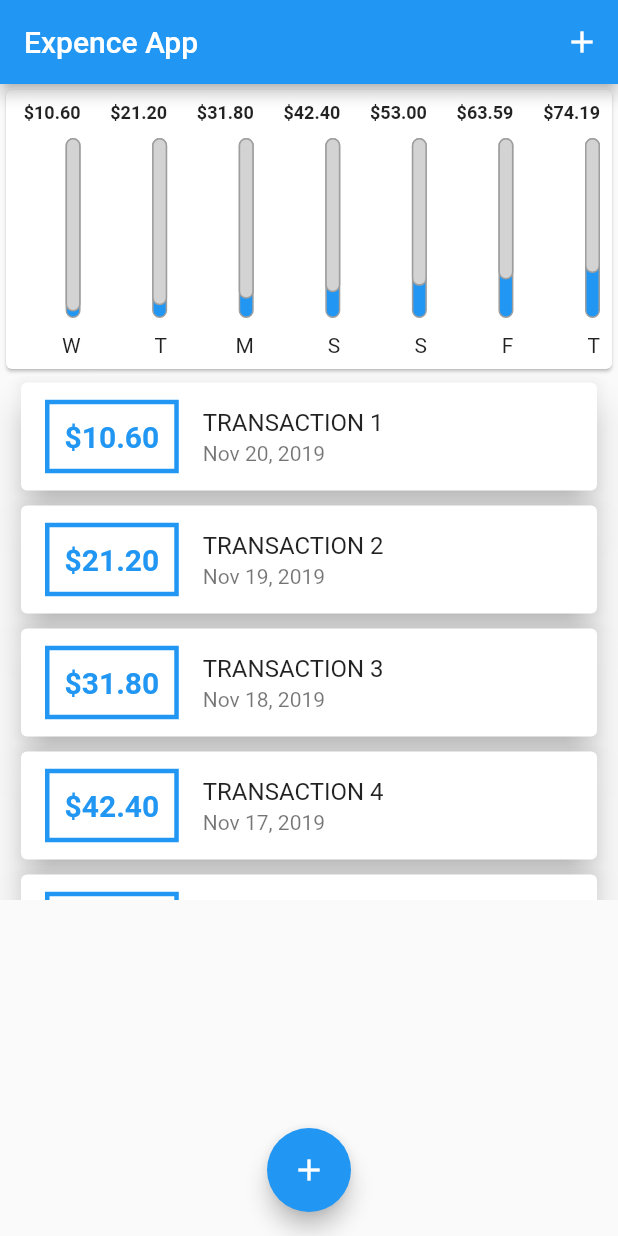
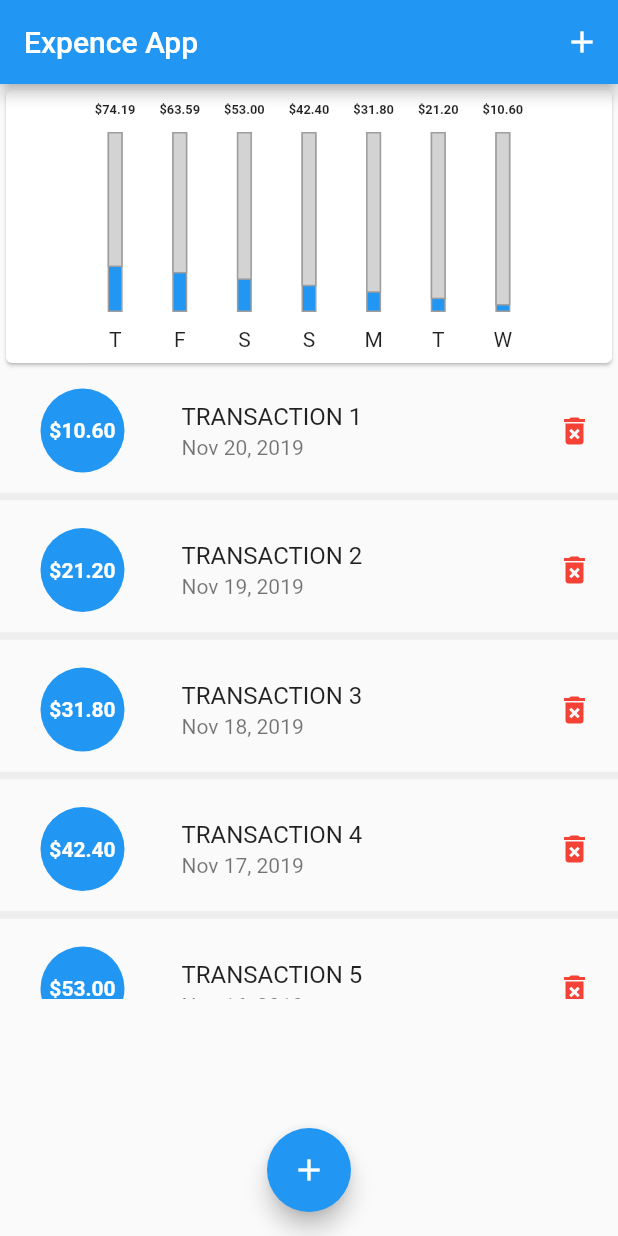
Before and after one commit to ram-krishan/flutter_demo, a Flutter app: the screen it shows after launch, on a phone screen of 412 x 824 dp. Run offline on Flutter 3.47's test engine with Material 2 defaults, Android fonts, the phone set to English and light mode, and no system bars.

Commit message:
done with expece app

```diff
--- a/lib/screens/chartBar.dart
+++ b/lib/screens/chartBar.dart
@@ -15,12 +15,14 @@ class ChartBar extends StatelessWidget {
       padding: const EdgeInsets.all(8.0),
       child: Column(
         mainAxisAlignment: MainAxisAlignment.end,
-        crossAxisAlignment: CrossAxisAlignment.end,
         children: <Widget>[
-          FittedBox(
-            child: Text(
-              "\$${amountSpending.toStringAsFixed(2)}",
-              style: TextStyle(fontSize: 12, fontWeight: FontWeight.bold),
+          Container(
+            height: 10,
+            child: FittedBox(
+              child: Text(
+                "\$${amountSpending.toStringAsFixed(2)}",
+                style: TextStyle(fontSize: 12, fontWeight: FontWeight.bold),
+              ),
             ),
           ),
           SizedBox(
@@ -38,9 +40,9 @@ class ChartBar extends StatelessWidget {
                       color: Colors.grey,
                       width: 1,
                     ),
-                    borderRadius: BorderRadius.all(
-                      Radius.circular(20),
-                    ),
+                    // borderRadius: BorderRadius.all(
+                    //   Radius.circular(20),
+                    // ),
                   ),
                 ),
                 FractionallySizedBox(
@@ -52,9 +54,9 @@ class ChartBar extends StatelessWidget {
                         width: 1,
                         color: Colors.grey,
                       ),
-                      borderRadius: BorderRadius.all(
-                        Radius.circular(20),
-                      ),
+                      // borderRadius: BorderRadius.all(
+                      //   Radius.circular(20),
+                      // ),
                     ),
                   ),
                 ),
--- a/lib/screens/expenceApp.dart
+++ b/lib/screens/expenceApp.dart
@@ -27,9 +27,9 @@ class _ExpenceAppState extends State<ExpenceApp> {
         });
   }
 
-  void _handleAddTransaction(title, amount) {
-    DateTime createdAt = DateTime.now();
-    String id = createdAt.millisecondsSinceEpoch.toString();
+  void _handleAddTransaction(title, amount, date) {
+    DateTime createdAt = date;
+    String id = date.toString() + DateTime.now().toString();
 
     setState(() {
       _transactions.add(Transaction(
@@ -38,10 +38,21 @@ class _ExpenceAppState extends State<ExpenceApp> {
   }
 
   List<Transaction> get _recentTransactions {
-    return _transactions
+    List<Transaction> latestTransactions = _transactions
         .where((tx) =>
             tx.createdAt.isAfter(DateTime.now().subtract(Duration(days: 7))))
         .toList();
+
+    latestTransactions.sort((a, b) => a.createdAt.isAfter(b.createdAt) ? 1 : 0);
+    return latestTransactions;
+  }
+
+  void _removeTransactoin(id) {
+    print(_transactions.toString());
+
+    setState(() {
+      _transactions.removeWhere((tx) => tx.id == id);
+    });
   }
 
   @override
@@ -65,7 +76,10 @@ class _ExpenceAppState extends State<ExpenceApp> {
           width: double.infinity,
           child: Column(children: [
             ExpenceChart(_recentTransactions),
-            TransactionList(transactions: _transactions),
+            TransactionList(
+              transactions: _transactions,
+              removeTransactoin: _removeTransactoin,
+            ),
           ]),
         ),
       ),
--- a/lib/screens/expenceChart.dart
+++ b/lib/screens/expenceChart.dart
@@ -36,7 +36,6 @@ class ExpenceChart extends StatelessWidget {
     _barData.forEach((key, value) {
       chartBars.add(
         Flexible(
-          fit: FlexFit.tight,
           flex: 1,
           child: ChartBar(
               totalSpending: totalSpending,
@@ -54,7 +53,7 @@ class ExpenceChart extends StatelessWidget {
     return Container(
       child: Card(
         child: Row(
-          mainAxisAlignment: MainAxisAlignment.spaceEvenly,
+          mainAxisAlignment: MainAxisAlignment.center,
           children: chartRow,
         ),
       ),
--- a/lib/screens/transactionCard.dart
+++ b/lib/screens/transactionCard.dart
@@ -4,33 +4,48 @@ import 'package:intl/intl.dart';
 
 class TransactionCard extends StatelessWidget {
   final Transaction transaction;
+  final Function removeTransactoin;
 
-  TransactionCard({@required this.transaction});
+  TransactionCard(
+      {@required this.transaction, @required this.removeTransactoin});
 
   @override
   Widget build(BuildContext context) {
-    return Container(
-      width: double.infinity,
-      margin: EdgeInsets.symmetric(vertical: 1, horizontal: 10),
-      child: Card(
-        elevation: 10,
-        child: ListTile(
-          leading: Container(
-            padding: EdgeInsets.all(10),
-            decoration:
-                BoxDecoration(border: Border.all(width: 3, color: Colors.blue)),
-            child: Text(
-              "\$${transaction.amount.toStringAsFixed(2)}",
-              style: TextStyle(
-                  color: Colors.blue,
-                  fontSize: 20,
-                  fontWeight: FontWeight.bold),
+    return Column(
+      children: <Widget>[
+        ListTile(
+          contentPadding: EdgeInsets.only(top: 5, left: 5, right: 5),
+          leading: CircleAvatar(
+            radius: 50,
+            backgroundColor: Colors.blue,
+            child: Padding(
+              padding: EdgeInsets.all(20),
+              child: Text(
+                "\$${transaction.amount.toStringAsFixed(2)}",
+                style: TextStyle(
+                    color: Colors.white,
+                    fontSize: 14,
+                    fontWeight: FontWeight.bold),
+              ),
             ),
           ),
           title: Text(transaction.title.toUpperCase()),
           subtitle: Text(DateFormat.yMMMd().format(transaction.createdAt)),
+          trailing: IconButton(
+            icon: Icon(
+              Icons.delete_forever,
+              color: Colors.red,
+            ),
+            onPressed: () {
+              removeTransactoin(transaction.id);
+            },
+          ),
         ),
-      ),
+        Divider(
+          thickness: 5,
+          color: Colors.grey[200],
+        ),
+      ],
     );
   }
 
--- a/lib/screens/transactionList.dart
+++ b/lib/screens/transactionList.dart
@@ -5,16 +5,21 @@ import 'package:expense_app/screens/transactionCard.dart';
 
 class TransactionList extends StatelessWidget {
   final List<Transaction> transactions;
-  TransactionList({@required this.transactions});
+  final Function removeTransactoin;
+
+  TransactionList(
+      {@required this.transactions, @required this.removeTransactoin});
 
   @override
   Widget build(BuildContext context) {
     return Container(
-      height: 350,
+      height: 420,
       child: ListView.builder(
         itemCount: transactions.length,
-        itemBuilder: (ctx, index) =>
-            TransactionCard(transaction: transactions[index]),
+        itemBuilder: (ctx, index) => TransactionCard(
+          transaction: transactions[index],
+          removeTransactoin: removeTransactoin,
+        ),
       ),
     );
   }
```
Also changed, not shown: lib/screens/newTransaction.dart (+33 -3 lines).
